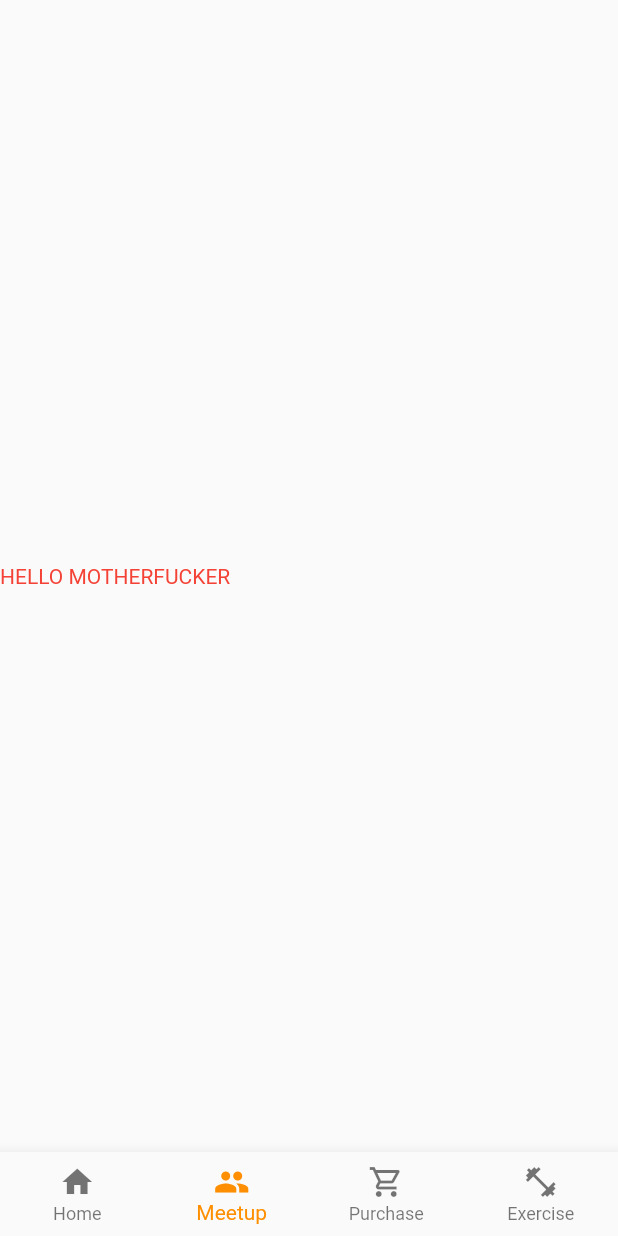
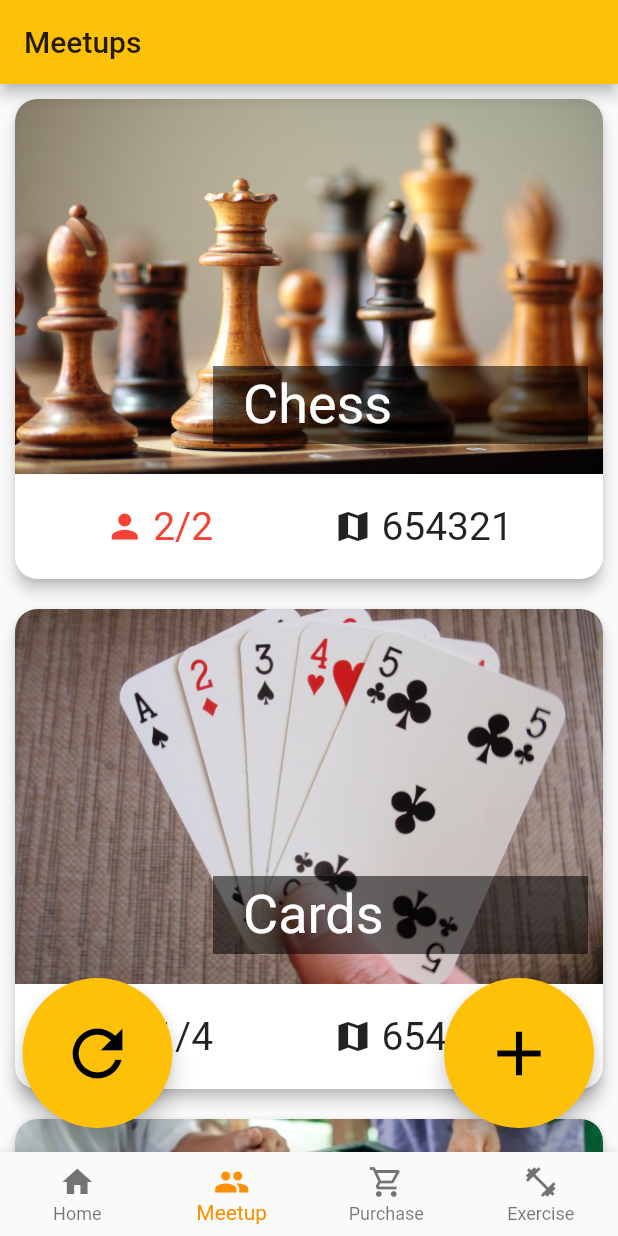
Before and after one commit to BrainHack2021-Hackuna-Matata/app-mobile, a Flutter app: the screen it shows after launch, item 2 of the bottom bar chosen, on a phone screen of 412 x 824 dp. Run offline on Flutter 3.47's test engine with Material 2 defaults, Android fonts, the phone set to English and light mode, and no system bars; our stand-ins replace timer_count_down.

Commit message:
add meetup list screen

```diff
--- /dev/null
+++ b/lib/fakemeetups.dart
@@ -0,0 +1,59 @@
+import './models/meetup.dart';
+
+//Can dleete this once setup si don
+
+const FAKE_MEETUPS = const [
+  Meetup(
+    id: 1,
+    title: 'Chess',
+    description: 'unused',
+    location: '654321',
+    capacity: 2,
+    imageurl: 'assets/locations_meetup/chess.jpeg',
+    coming: [
+      'Bob',
+      'Ali',
+    ],
+    owner: 1,
+  ),
+  Meetup(
+    id: 2,
+    title: 'Cards',
+    description: 'unused',
+    location: '654321',
+    capacity: 4,
+    imageurl: 'assets/locations_meetup/cards.JPG',
+    coming: [
+      'Bob',
+    ],
+    owner: 1,
+  ),
+  Meetup(
+    id: 3,
+    title: 'Mahjong',
+    description: 'unused',
+    location: '654321',
+    capacity: 4,
+    imageurl: 'assets/locations_meetup/mahjong.jpeg',
+    coming: [
+      'Bob',
+      'Ali',
+      'Cock',
+    ],
+    owner: 1,
+  ),
+  Meetup(
+    id: 4,
+    title: 'Mahjong',
+    description: 'unused',
+    location: '654321',
+    capacity: 4,
+    imageurl: 'assets/locations_meetup/mahjong.jpeg',
+    coming: [
+      'Bob',
+      'Ali',
+      'Cock',
+    ],
+    owner: 1,
+  ),
+];
--- /dev/null
+++ b/lib/screens/meetupScreen/card/meetupCard.dart
@@ -0,0 +1,121 @@
+import 'package:flutter/material.dart';
+
+class MeetupCard extends StatelessWidget {
+  final int id;
+  final String title;
+  final String imageurl;
+  final String location;
+  final int capacity;
+  final int currentpax;
+  MeetupCard({
+    required this.id,
+    required this.title,
+    required this.imageurl,
+    required this.location,
+    required this.capacity,
+    required this.currentpax,
+  });
+
+  void tapCard(BuildContext context) {
+    //TODO : Push to meetup detail screen
+  }
+
+  @override
+  Widget build(BuildContext context) {
+    return InkWell(
+      onTap: () => tapCard(context),
+      child: Card(
+        shape: RoundedRectangleBorder(
+          borderRadius: BorderRadius.circular(15),
+        ),
+        elevation: 4,
+        margin: EdgeInsets.all(10),
+        child: Column(
+          children: <Widget>[
+            Stack(
+              children: <Widget>[
+                ClipRRect(
+                  borderRadius: BorderRadius.only(
+                    topLeft: Radius.circular(15),
+                    topRight: Radius.circular(15),
+                  ),
+                  child: Image(
+                    image: AssetImage(imageurl),
+                    height: 250,
+                    width: double.infinity,
+                    fit: BoxFit.cover,
+                  ),
+                ),
+                Positioned(
+                  bottom: 20,
+                  right: 10,
+                  child: Container(
+                    width: 250,
+                    color: Colors.black54,
+                    padding: EdgeInsets.symmetric(
+                      vertical: 5,
+                      horizontal: 20,
+                    ),
+                    child: Text(
+                      title,
+                      style: TextStyle(
+                        fontSize: 36,
+                        color: Colors.white,
+                      ),
+                      softWrap: true,
+                      overflow: TextOverflow.fade,
+                    ),
+                  ),
+                ),
+              ],
+            ),
+            Padding(
+              padding: EdgeInsets.all(20),
+              child: Row(
+                mainAxisAlignment: MainAxisAlignment.spaceAround,
+                children: <Widget>[
+                  Row(
+                    children: <Widget>[
+                      Icon(
+                        Icons.person,
+                        size: 26,
+                        color: currentpax == capacity ? Colors.red : null,
+                      ),
+                      SizedBox(
+                        width: 6,
+                      ),
+                      Text(
+                        '$currentpax/$capacity',
+                        style: TextStyle(
+                          fontSize: 26,
+                          color: currentpax == capacity ? Colors.red : null,
+                        ),
+                      )
+                    ],
+                  ),
+                  Row(
+                    children: <Widget>[
+                      Icon(
+                        Icons.map,
+                        size: 26,
+                      ),
+                      SizedBox(
+                        width: 6,
+                      ),
+                      Text(
+                        '$location',
+                        style: TextStyle(
+                          fontSize: 26,
+                        ),
+                      )
+                    ],
+                  ),
+                ],
+              ),
+            ),
+          ],
+        ),
+      ),
+    );
+  }
+}
--- a/lib/screens/meetupScreen/meetupListScreen.dart
+++ b/lib/screens/meetupScreen/meetupListScreen.dart
@@ -1,4 +1,7 @@
 import 'package:flutter/material.dart';
+
+import 'card/meetupCard.dart';
+import '../../fakemeetups.dart';
 
 class MeetupListScreen extends StatefulWidget {
   const MeetupListScreen({Key? key}) : super(key: key);
@@ -8,29 +11,70 @@ class MeetupListScreen extends StatefulWidget {
 }
 
 class _MeetupListScreenState extends State<MeetupListScreen> {
-  @override
+  final meetups = FAKE_MEETUPS;
+  void handleRefresh() {
+    setState(() {});
+  }
+
+  void handleAdd() {}
+
   Widget build(BuildContext context) {
-    // return SafeArea(
-    //   child: Scaffold(
-    //     bottomNavigationBar: MyAppBar(),
-    //     body: Container(
-    //       child: Text("HELLO MOTHERFUCKER", style: TextStyle(color: Colors.red), ),
-    //     ),
-    //   ),
-    // );
     return Scaffold(
-      body: Container(
-        child: Column(
-          mainAxisAlignment: MainAxisAlignment.center,
-          // crossAxisAlignment: CrossAxisAlignment.center,
-          children: <Widget>[
-            Text(
-              "HELLO MOTHERFUCKER",
-              style: TextStyle(color: Colors.red),
-              textAlign: TextAlign.center,
+      appBar: AppBar(
+        title: Text("Meetups"),
+      ),
+      body: ListView.builder(
+        //Returns a card for each item in the meetups list (currently tagged to fakemeetups)
+        padding: const EdgeInsets.only(bottom: 200),
+        itemBuilder: (ctx, index) {
+          return MeetupCard(
+            id: meetups[index].id,
+            title: meetups[index].title,
+            imageurl: meetups[index].imageurl,
+            location: meetups[index].location,
+            capacity: meetups[index].capacity,
+            currentpax: meetups[index].coming.length,
+          );
+        },
+        itemCount: meetups.length,
+      ),
+      //Adding two FloatingActionButtons into meetuplistscreen
+      floatingActionButton: Stack(
+        children: <Widget>[
+          Padding(
+            padding: const EdgeInsets.only(left: 31),
+            child: Align(
+              alignment: Alignment.bottomLeft,
+              child: Container(
+                height: 100,
+                width: 100,
+                child: FloatingActionButton(
+                  heroTag: null,
+                  onPressed: handleRefresh,
+                  child: Icon(
+                    Icons.refresh,
+                    size: 50,
+                  ),
+                ),
+              ),
             ),
-          ],
-        ),
+          ),
+          Align(
+            alignment: Alignment.bottomRight,
+            child: Container(
+              height: 100,
+              width: 100,
+              child: FloatingActionButton(
+                heroTag: null,
+                onPressed: handleAdd,
+                child: Icon(
+                  Icons.add,
+                  size: 50,
+                ),
+              ),
+            ),
+          ),
+        ],
       ),
     );
   }
```
Also changed, not shown: assets/locations_meetup/cards.JPG (added), assets/locations_meetup/chess.jpeg (added), assets/locations_meetup/mahjong.jpeg (added).
